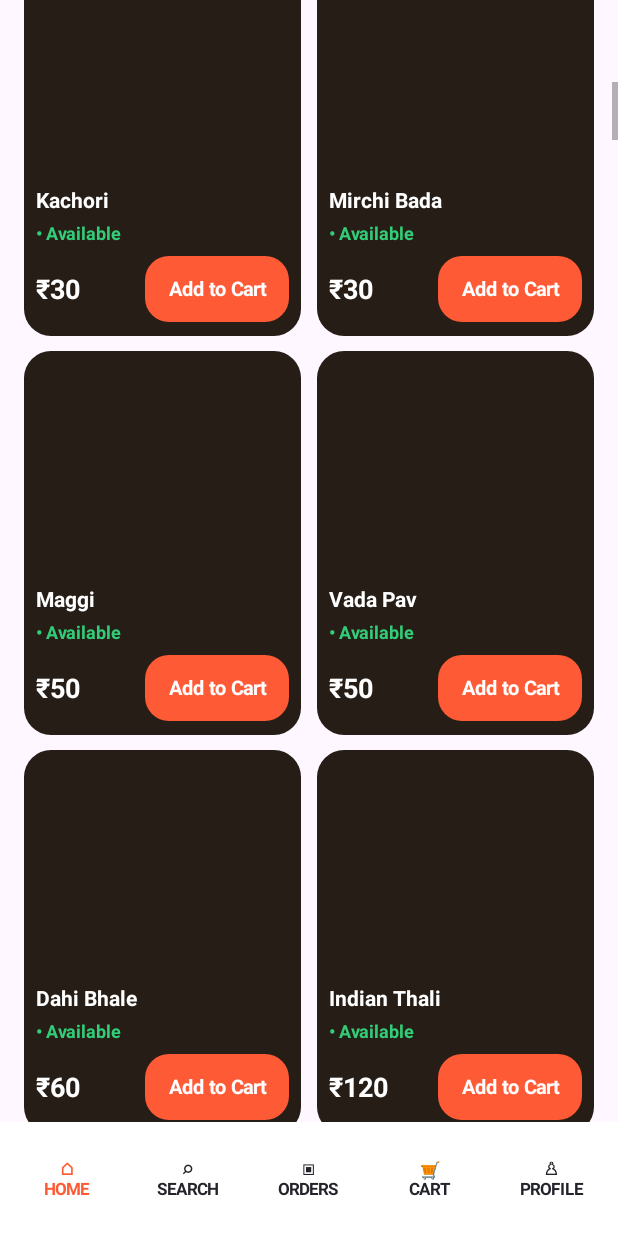
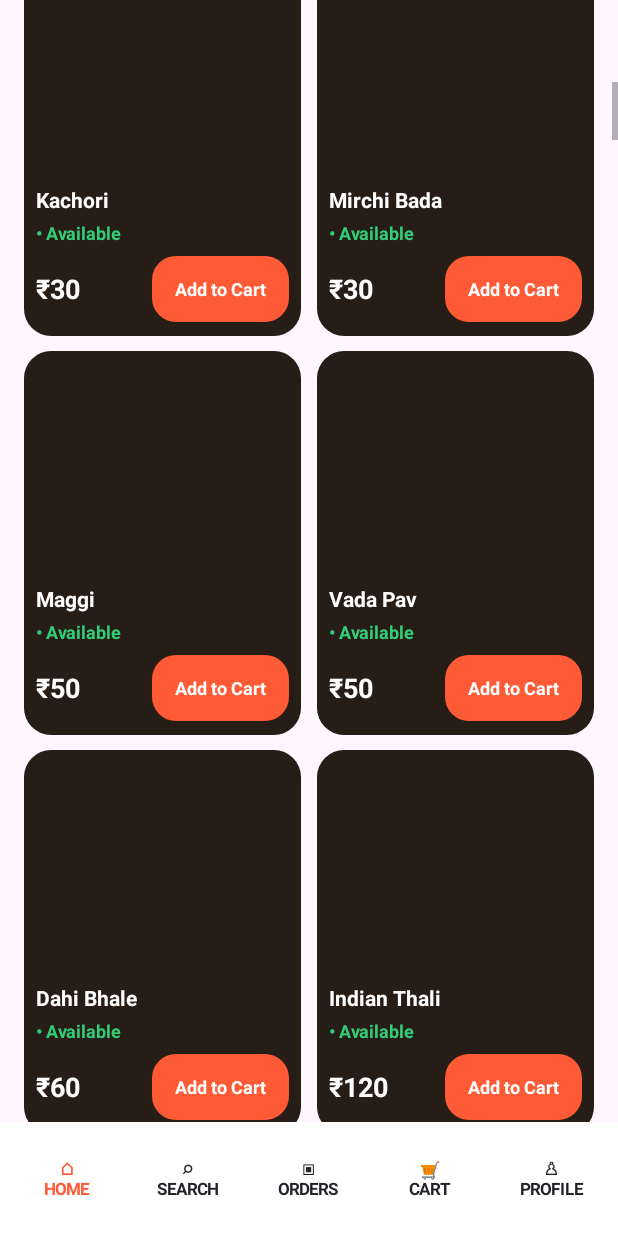
Before and after one commit to rakeshsaini712rs-arch/Foodvexa, an Android app: the screen it shows after launch (MainActivity), scrolled down 1153 dp, on a phone screen of 412 x 824 dp. Run offline under Robolectric (Android 15) with nearby library versions, the phone set to English and light mode, and no system bars.

Commit message:
Fix Add to Cart button clipping

```diff
--- a/app/src/main/java/com/foodvexa/app/MainActivity.kt
+++ b/app/src/main/java/com/foodvexa/app/MainActivity.kt
@@ -61,12 +61,16 @@ filtered.forEachIndexed{index,p->
     card.addView(label(p.name,14f,true,Color.WHITE).apply{maxLines=2;ellipsize=android.text.TextUtils.TruncateAt.END},margin(0,7,0,0))
     card.addView(label("• Available",12f,true,Color.rgb(50,205,120)),margin(0,4,0,0))
     val bottom=LinearLayout(this).apply{orientation=LinearLayout.HORIZONTAL;gravity=Gravity.CENTER_VERTICAL}
-    bottom.addView(label("₹${p.price}",18f,true,Color.WHITE),LinearLayout.LayoutParams(0,dp(44),1f))
+    bottom.addView(label("₹${p.price}",18f,true,Color.WHITE),LinearLayout.LayoutParams(0,dp(44),0.92f))
     val qty=cart[p.name]?:0
     if(qty==0){
         val add=primaryButton("Add to Cart"){addToCart(p);renderProducts()}
-        add.setTextSize(13f)
-        bottom.addView(add,LinearLayout.LayoutParams(dp(96),dp(44)))
+        add.setTextSize(12f)
+        add.maxLines=2
+        add.ellipsize=null
+        add.minWidth=0
+        add.setPadding(dp(5),dp(4),dp(5),dp(4))
+        bottom.addView(add,LinearLayout.LayoutParams(0,dp(44),1.08f))
     }else{
         val controls=LinearLayout(this).apply{orientation=LinearLayout.HORIZONTAL;gravity=Gravity.CENTER_VERTICAL}
         val minus=primaryButton("−"){if((cart[p.name]?:0)>1){cart[p.name]=(cart[p.name]?:0)-1}else{cart.remove(p.name)};saveCart();renderProducts()}
```
